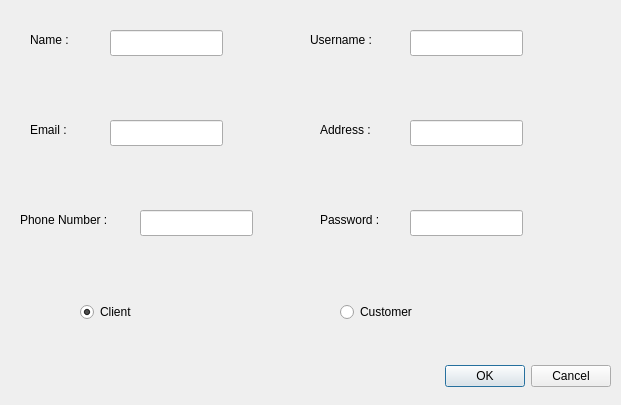
Above: AP/register_dialog.ui from AP-projects-4001/Guys before the change. Below: the same form after it.
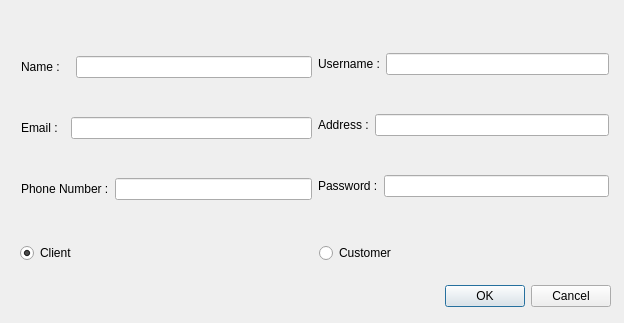
That is the form after the change.

```diff
--- a/AP/register_dialog.ui
+++ b/AP/register_dialog.ui
@@ -6,10 +6,22 @@
    <rect>
     <x>0</x>
     <y>0</y>
-    <width>621</width>
-    <height>405</height>
+    <width>624</width>
+    <height>323</height>
    </rect>
   </property>
+  <property name="minimumSize">
+   <size>
+    <width>624</width>
+    <height>323</height>
+   </size>
+  </property>
+  <property name="maximumSize">
+   <size>
+    <width>624</width>
+    <height>323</height>
+   </size>
+  </property>
   <property name="windowTitle">
    <string>Dialog</string>
   </property>
@@ -17,11 +29,23 @@
    <property name="geometry">
     <rect>
      <x>270</x>
-     <y>360</y>
+     <y>280</y>
      <width>341</width>
      <height>32</height>
     </rect>
    </property>
+   <property name="minimumSize">
+    <size>
+     <width>341</width>
+     <height>32</height>
+    </size>
+   </property>
+   <property name="maximumSize">
+    <size>
+     <width>341</width>
+     <height>16777215</height>
+    </size>
+   </property>
    <property name="orientation">
     <enum>Qt::Horizontal</enum>
    </property>
@@ -29,172 +53,152 @@
     <set>QDialogButtonBox::Cancel|QDialogButtonBox::Ok</set>
    </property>
   </widget>
-  <widget class="QLabel" name="label">
+  <widget class="QWidget" name="layoutWidget">
    <property name="geometry">
     <rect>
-     <x>30</x>
-     <y>30</y>
-     <width>63</width>
-     <height>20</height>
+     <x>21</x>
+     <y>23</y>
+     <width>291</width>
+     <height>211</height>
     </rect>
    </property>
-   <property name="text">
-    <string>Name :</string>
-   </property>
+   <layout class="QVBoxLayout" name="verticalLayout">
+    <item>
+     <layout class="QHBoxLayout" name="horizontalLayout">
+      <item>
+       <widget class="QLabel" name="label">
+        <property name="text">
+         <string>Name :   </string>
+        </property>
+       </widget>
+      </item>
+      <item>
+       <widget class="QLineEdit" name="lineEdit_name"/>
+      </item>
+     </layout>
+    </item>
+    <item>
+     <layout class="QHBoxLayout" name="horizontalLayout_2">
+      <item>
+       <widget class="QLabel" name="label_3">
+        <property name="text">
+         <string>Email :  </string>
+        </property>
+       </widget>
+      </item>
+      <item>
+       <widget class="QLineEdit" name="lineEdit_email"/>
+      </item>
+     </layout>
+    </item>
+    <item>
+     <layout class="QHBoxLayout" name="horizontalLayout_3">
+      <item>
+       <widget class="QLabel" name="label_5">
+        <property name="text">
+         <string>Phone Number :</string>
+        </property>
+       </widget>
+      </item>
+      <item>
+       <widget class="QLineEdit" name="lineEdit_phone"/>
+      </item>
+     </layout>
+    </item>
+   </layout>
   </widget>
-  <widget class="QLineEdit" name="lineEdit_name">
+  <widget class="QWidget" name="layoutWidget">
    <property name="geometry">
     <rect>
-     <x>110</x>
-     <y>30</y>
-     <width>113</width>
-     <height>26</height>
+     <x>318</x>
+     <y>20</y>
+     <width>291</width>
+     <height>211</height>
     </rect>
    </property>
+   <layout class="QVBoxLayout" name="verticalLayout_2">
+    <item>
+     <layout class="QHBoxLayout" name="horizontalLayout_4">
+      <item>
+       <widget class="QLabel" name="label_2">
+        <property name="text">
+         <string>Username :</string>
+        </property>
+       </widget>
+      </item>
+      <item>
+       <widget class="QLineEdit" name="lineEdit_username"/>
+      </item>
+     </layout>
+    </item>
+    <item>
+     <layout class="QHBoxLayout" name="horizontalLayout_5">
+      <item>
+       <widget class="QLabel" name="label_4">
+        <property name="text">
+         <string>Address :</string>
+        </property>
+       </widget>
+      </item>
+      <item>
+       <widget class="QLineEdit" name="lineEdit_address"/>
+      </item>
+     </layout>
+    </item>
+    <item>
+     <layout class="QHBoxLayout" name="horizontalLayout_6">
+      <item>
+       <widget class="QLabel" name="label_6">
+        <property name="text">
+         <string>Password :</string>
+        </property>
+       </widget>
+      </item>
+      <item>
+       <widget class="QLineEdit" name="lineEdit_password">
+        <property name="echoMode">
+         <enum>QLineEdit::Password</enum>
+        </property>
+       </widget>
+      </item>
+     </layout>
+    </item>
+   </layout>
   </widget>
-  <widget class="QLabel" name="label_2">
-   <property name="geometry">
-    <rect>
-     <x>310</x>
-     <y>30</y>
-     <width>91</width>
-     <height>20</height>
-    </rect>
-   </property>
-   <property name="text">
-    <string>Username :</string>
-   </property>
-  </widget>
-  <widget class="QLineEdit" name="lineEdit_username">
-   <property name="geometry">
-    <rect>
-     <x>410</x>
-     <y>30</y>
-     <width>113</width>
-     <height>26</height>
-    </rect>
-   </property>
-  </widget>
-  <widget class="QLabel" name="label_3">
-   <property name="geometry">
-    <rect>
-     <x>30</x>
-     <y>120</y>
-     <width>63</width>
-     <height>20</height>
-    </rect>
-   </property>
-   <property name="text">
-    <string>Email :</string>
-   </property>
-  </widget>
-  <widget class="QLineEdit" name="lineEdit_email">
-   <property name="geometry">
-    <rect>
-     <x>110</x>
-     <y>120</y>
-     <width>113</width>
-     <height>26</height>
-    </rect>
-   </property>
-  </widget>
-  <widget class="QLabel" name="label_4">
-   <property name="geometry">
-    <rect>
-     <x>320</x>
-     <y>120</y>
-     <width>63</width>
-     <height>20</height>
-    </rect>
-   </property>
-   <property name="text">
-    <string>Address :</string>
-   </property>
-  </widget>
-  <widget class="QLineEdit" name="lineEdit_address">
-   <property name="geometry">
-    <rect>
-     <x>410</x>
-     <y>120</y>
-     <width>113</width>
-     <height>26</height>
-    </rect>
-   </property>
-  </widget>
-  <widget class="QLabel" name="label_5">
+  <widget class="QWidget" name="layoutWidget">
    <property name="geometry">
     <rect>
      <x>20</x>
-     <y>210</y>
-     <width>121</width>
-     <height>20</height>
-    </rect>
-   </property>
-   <property name="text">
-    <string>Phone Number :</string>
-   </property>
-  </widget>
-  <widget class="QLineEdit" name="lineEdit_phone">
-   <property name="geometry">
-    <rect>
-     <x>140</x>
-     <y>210</y>
-     <width>113</width>
+     <y>240</y>
+     <width>591</width>
      <height>26</height>
     </rect>
    </property>
-  </widget>
-  <widget class="QLabel" name="label_6">
-   <property name="geometry">
-    <rect>
-     <x>320</x>
-     <y>210</y>
-     <width>81</width>
-     <height>20</height>
-    </rect>
-   </property>
-   <property name="text">
-    <string>Password :</string>
-   </property>
-  </widget>
-  <widget class="QLineEdit" name="lineEdit_password">
-   <property name="geometry">
-    <rect>
-     <x>410</x>
-     <y>210</y>
-     <width>113</width>
-     <height>26</height>
-    </rect>
-   </property>
-  </widget>
-  <widget class="QRadioButton" name="radioButton_client">
-   <property name="geometry">
-    <rect>
-     <x>80</x>
-     <y>300</y>
-     <width>110</width>
-     <height>24</height>
-    </rect>
-   </property>
-   <property name="text">
-    <string>Client</string>
-   </property>
-   <property name="checked">
-    <bool>true</bool>
-   </property>
-  </widget>
-  <widget class="QRadioButton" name="radioButton_customer">
-   <property name="geometry">
-    <rect>
-     <x>340</x>
-     <y>300</y>
-     <width>110</width>
-     <height>24</height>
-    </rect>
-   </property>
-   <property name="text">
-    <string>Customer</string>
-   </property>
+   <layout class="QHBoxLayout" name="horizontalLayout_7">
+    <item>
+     <widget class="QRadioButton" name="radioButton_client">
+      <property name="cursor">
+       <cursorShape>PointingHandCursor</cursorShape>
+      </property>
+      <property name="text">
+       <string>Client</string>
+      </property>
+      <property name="checked">
+       <bool>true</bool>
+      </property>
+     </widget>
+    </item>
+    <item>
+     <widget class="QRadioButton" name="radioButton_customer">
+      <property name="cursor">
+       <cursorShape>PointingHandCursor</cursorShape>
+      </property>
+      <property name="text">
+       <string>Customer</string>
+      </property>
+     </widget>
+    </item>
+   </layout>
   </widget>
  </widget>
  <resources/>
```
